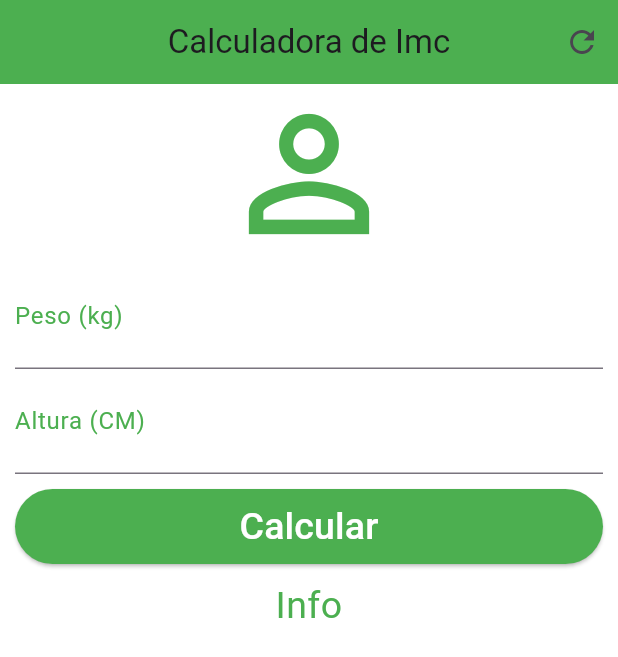
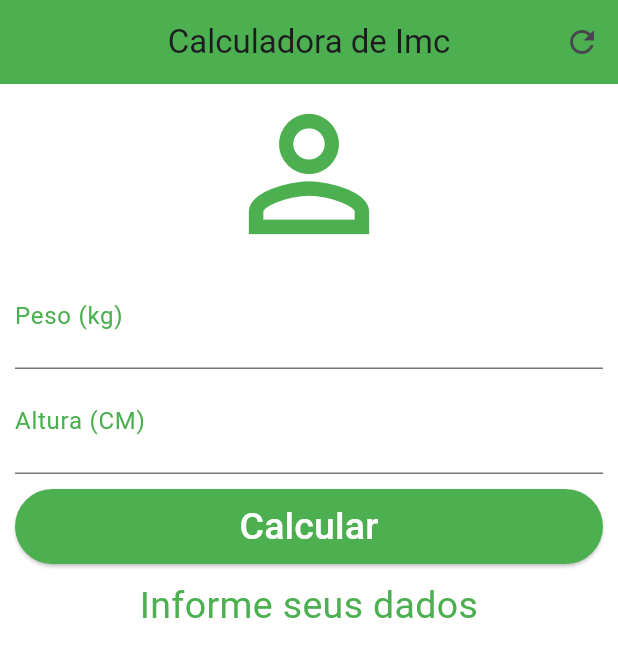
Before and after one commit to LucasFelipeMota/Calculadora-Imc, a Flutter app: the screen it shows after launch, after a tap on "Calcular", on a phone screen of 412 x 824 dp. Shown: the top 657 px of the screen. Run offline on Flutter 3.47's test engine with Material 3 defaults, Android fonts, the phone set to English and light mode, and no system bars.

Commit message:
Implementa calculadora de IMC completa com interface e lógica

```diff
--- a/lib/main.dart
+++ b/lib/main.dart
@@ -1,4 +1,5 @@
 import 'package:flutter/material.dart';
+import 'package:flutter/services.dart';
 
 void main() {
   runApp(MaterialApp(
@@ -14,6 +15,41 @@
 }
 
 class _HomeState extends State<Home> {
+  TextEditingController weightController = TextEditingController();
+  TextEditingController heightController = TextEditingController();
+
+  String _infoText = "Informe seus dados";
+
+  void _resetFields() {
+    weightController.text = "";
+    heightController.text = "";
+
+    setState(() {
+      _infoText = "Informe seus dados";
+    });
+  }
+
+  void _calculate() {
+    setState(() {
+      double weight = double.parse(weightController.text);
+      double height = double.parse(heightController.text) / 100;
+      double imc = weight / (height * height);
+      if (imc < 18.6) {
+        _infoText = "Abaixo do Peso (${imc.toStringAsPrecision(4)})";
+      } else if (imc >= 18.6 && imc < 24.9) {
+        _infoText = "Peso Ideal (${imc.toStringAsPrecision(4)})";
+      } else if (imc >= 24.9 && imc < 29.9) {
+        _infoText = "Levemente Acima do Peso (${imc.toStringAsPrecision(4)})";
+      } else if (imc >= 29.9 && imc < 34.9) {
+        _infoText = "Obesidade Grau I (${imc.toStringAsPrecision(4)})";
+      } else if (imc >= 34.9 && imc < 39.9) {
+        _infoText = "Obesidade Grau II (${imc.toStringAsPrecision(4)})";
+      } else if (imc >= 40) {
+        _infoText = "Obesidade Grau III (${imc.toStringAsPrecision(4)})";
+      }
+    });
+  }
+
   @override
   Widget build(BuildContext context) {
     return Scaffold(
@@ -23,7 +59,7 @@
           backgroundColor: Colors.green,
           actions: [
             IconButton(
-              onPressed: () {},
+              onPressed: _resetFields,
               icon: const Icon(Icons.refresh),
             ),
           ],
@@ -42,6 +78,7 @@
                     labelStyle: TextStyle(color: Colors.green)),
                 textAlign: TextAlign.center,
                 style: TextStyle(color: Colors.green, fontSize: 25.0),
+                controller: weightController,
               ),
               TextField(
                 keyboardType: TextInputType.number,
@@ -50,13 +87,14 @@
                     labelStyle: TextStyle(color: Colors.green)),
                 textAlign: TextAlign.center,
                 style: TextStyle(color: Colors.green, fontSize: 25.0),
+                controller: heightController,
               ),
               Padding(
                 padding: const EdgeInsets.only(top: 10.0, bottom: 10.0),
                 child: Container(
                   height: 50.0,
                   child: ElevatedButton(
-                    onPressed: () {},
+                    onPressed: _calculate,
                     style: ElevatedButton.styleFrom(
                       backgroundColor: Colors.green, // Cor de fundo do botão
                       foregroundColor: Colors.white, // Cor do texto e ícones
@@ -70,7 +108,7 @@
                 ),
               ),
               Text(
-                "Info",
+                _infoText,
                 textAlign: TextAlign.center,
                 style: TextStyle(color: Colors.green, fontSize: 25.0),
               ),
```
